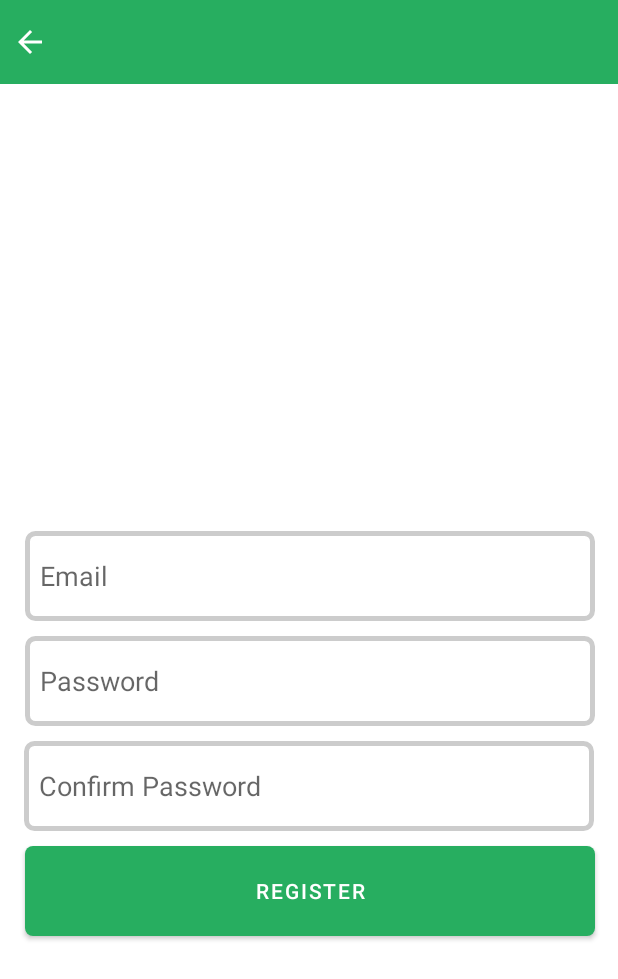
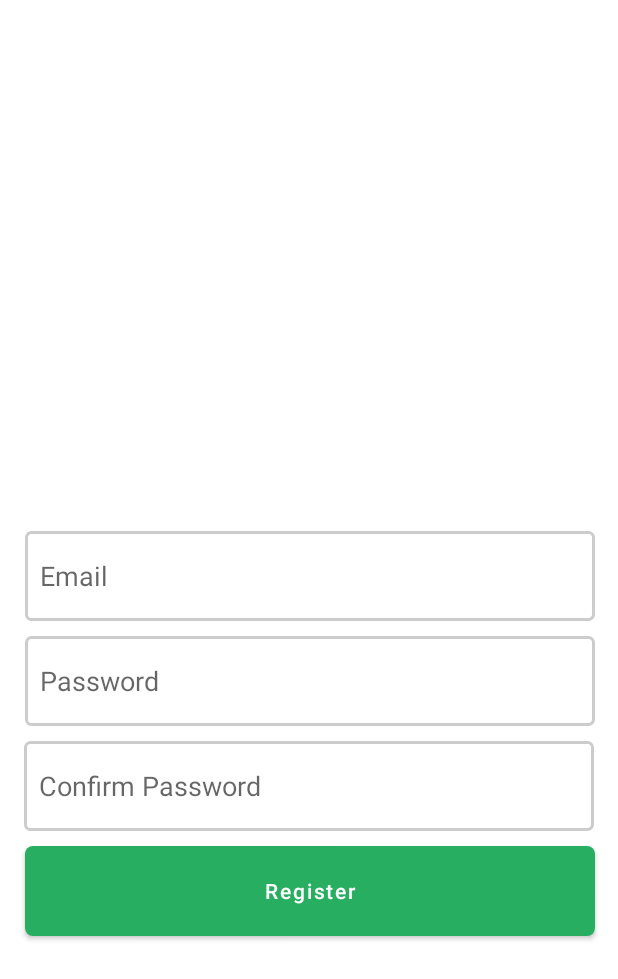
Before and after one commit to duongquocanh1148/FoodyApp, an Android app: the fragment UserPassFragment shown on its own in the app's theme, on a phone screen of 412 x 824 dp. Shown: the top 979 px of the screen. Run offline under Robolectric (Android 15) with nearby library versions, the phone set to English and light mode, and no system bars; our stand-ins replace Firebase (no records; nobody signed in at launch, a user with empty details on screens opened directly).

Commit message:
Done lab1

```diff
--- a/app/src/main/AndroidManifest.xml
+++ b/app/src/main/AndroidManifest.xml
@@ -14,10 +14,10 @@
             android:exported="true"/>
         <activity
             android:name=".SignUpActivity"
-            android:exported="false" />
+            android:exported="true" />
         <activity
             android:name=".SignInActivity"
-            android:exported="false" />
+            android:exported="true" />
         <activity
             android:name=".WelcomeActivity"
             android:exported="true" >
--- a/app/src/main/java/com/example/dqa_19dh110011/SignUpActivity.java
+++ b/app/src/main/java/com/example/dqa_19dh110011/SignUpActivity.java
@@ -20,7 +20,7 @@ public class SignUpActivity extends AppCompatActivity {
         super.onCreate(savedInstanceState);
         setContentView(R.layout.activity_sign_up);
 
-        toolbar = findViewById(R.id.toolbar1);
+        toolbar = findViewById(R.id.toolbar2);
         setSupportActionBar(toolbar);
         navController = Navigation.findNavController(this,R.id.nav_signup);
         appBarConfiguration = new AppBarConfiguration.Builder(
--- a/app/src/main/res/drawable/border_radius.xml
+++ b/app/src/main/res/drawable/border_radius.xml
@@ -3,7 +3,7 @@
     android:shape="rectangle">
 
     <stroke
-    android:width="3dp"
+    android:width="2dp"
     android:color="#cccccc" >
     </stroke>
     <padding
@@ -12,5 +12,5 @@
         android:right="10dp"
         android:bottom="10dp" >
     </padding>
-    <corners android:radius="5dp"/>
+    <corners android:radius="3dp"/>
 </shape>
--- a/app/src/main/res/layout/activity_sign_in.xml
+++ b/app/src/main/res/layout/activity_sign_in.xml
@@ -143,6 +143,7 @@
         android:layout_marginStart="24dp"
         android:background="@color/colorPrimary"
         android:text="@string/text_sign_in"
+        android:textAllCaps="false"
         app:layout_constraintBottom_toBottomOf="@+id/btnSignUp"
         app:layout_constraintStart_toStartOf="parent"
         app:layout_constraintTop_toTopOf="@+id/btnSignUp" />
@@ -156,6 +157,7 @@
         android:layout_marginEnd="24dp"
         android:background="@color/colorWhite"
         android:text="@string/text_sign_up"
+        android:textAllCaps="false"
         app:layout_constraintEnd_toEndOf="parent"
         app:layout_constraintHorizontal_bias="0.0"
         app:layout_constraintStart_toEndOf="@+id/btnSignIn"
--- a/app/src/main/res/layout/fragment_user_pass.xml
+++ b/app/src/main/res/layout/fragment_user_pass.xml
@@ -13,6 +13,7 @@
         android:layout_marginBottom="200dp"
         android:background="@drawable/bg_green_corner_button"
         android:text="Register"
+        android:textAllCaps="false"
         app:layout_constraintBottom_toBottomOf="parent"
         app:layout_constraintEnd_toEndOf="parent"
         app:layout_constraintHorizontal_bias="0.516"
@@ -65,26 +66,14 @@
         app:layout_constraintEnd_toEndOf="parent"
         app:layout_constraintStart_toStartOf="parent" />
 
-    <androidx.appcompat.widget.Toolbar
-        android:id="@+id/toolbar"
-        android:layout_width="match_parent"
-        android:layout_height="wrap_content"
-        android:background="?attr/colorPrimary"
-        android:minHeight="?attr/actionBarSize"
-        android:theme="?attr/actionBarTheme"
-        app:layout_constraintEnd_toEndOf="parent"
-        app:layout_constraintHorizontal_bias="0.0"
-        app:layout_constraintStart_toStartOf="parent"
-        app:layout_constraintTop_toTopOf="parent" />
-
 
     <ImageView
         android:id="@+id/imageView"
         android:layout_width="wrap_content"
         android:layout_height="wrap_content"
         android:layout_marginStart="8dp"
+        android:layout_marginTop="8dp"
         android:src="@drawable/ic_baseline_arrow_back_24"
-        app:layout_constraintBottom_toBottomOf="@+id/toolbar"
         app:layout_constraintStart_toStartOf="parent"
         app:layout_constraintTop_toTopOf="parent" />
 
```
Also changed, not shown: app/src/main/java/com/example/dqa_19dh110011/AddressFragment.java (+7 -2 lines), app/src/main/java/com/example/dqa_19dh110011/FullNameFragment.java (+9 -4 lines), app/src/main/java/com/example/dqa_19dh110011/SignInActivity.java (+46 -2 lines), app/src/main/java/com/example/dqa_19dh110011/UserPassFragment.java (+7 -6 lines), app/src/main/res/layout/activity_sign_up.xml (+23 -0 lines), app/src/main/res/layout/fragment_address.xml (+5 -16 lines), app/src/main/res/layout/fragment_full_name.xml (+2 -12 lines).
